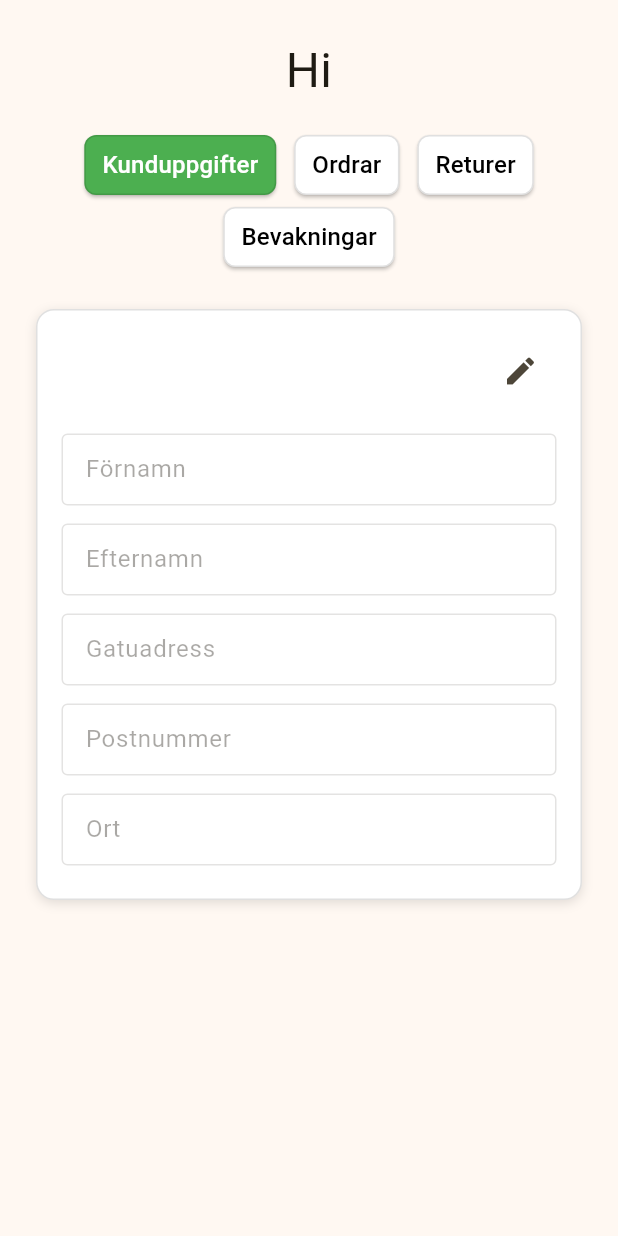
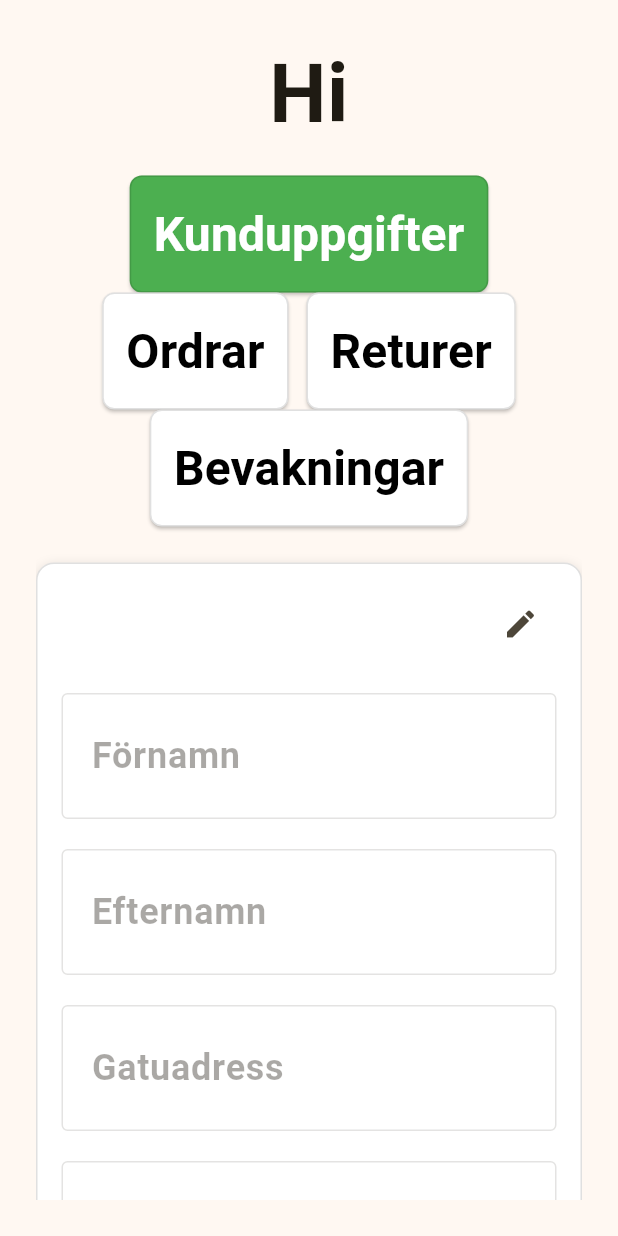
Before and after one commit to johnklint81/iMat, a Flutter app: the AccountView widget shown alone on an empty page, opened directly, on a phone screen of 412 x 824 dp. Run offline on Flutter 3.47's test engine with Material 3 defaults, Android fonts, the phone set to English and light mode, and no system bars; network calls fail.

Commit message:
detailed product view fixes, still overflow errors but works somewhat well. changed fonts on account page etc. still have to change the modal window order list

```diff
--- a/lib/app_theme.dart
+++ b/lib/app_theme.dart
@@ -19,6 +19,9 @@ class AppTheme {
   static const double searchbarHeight = 50.0;
   static const double searchbarFontSize = 24.0;
   static const double shoppingCartButtonFontSize = 24.0;
+  static const double frameWidth = 600.0;
+  static const double detailCardSize = 600.0;
+  static const double accountViewSize = 739.0;
 
   static ColorScheme colorScheme = ColorScheme.fromSeed(seedColor: Color(0xFFFFEECE));
   static const TextStyle accountButtonStyle = TextStyle(
@@ -47,18 +50,31 @@ class AppTheme {
     fontSize: 24,
     fontWeight: FontWeight.w700,
   );
+  static const TextStyle mediumLargeText= TextStyle(
+    fontSize: 28,
+    fontWeight: FontWeight.w500,
+  );
   static const TextStyle mediumText = TextStyle(
     fontSize: 20,
     fontWeight: FontWeight.w500,
     letterSpacing: 0.15,
   );
+  static const TextStyle largeText = TextStyle(
+    fontSize: 28,
+    fontWeight: FontWeight.w500,
+    letterSpacing: 0.15,
+  );
   static const TextStyle largeHeading = TextStyle(
     fontSize: 32,
-    fontWeight: FontWeight.w400,
+    fontWeight: FontWeight.w700,
   );
   static const TextStyle LARGEHeading = TextStyle(
     fontSize: 40,
     fontWeight: FontWeight.w400,
+  );
+  static const TextStyle VLARGEHeading = TextStyle(
+    fontSize: 54,
+    fontWeight: FontWeight.w600,
   );
   static const Widget starStyle = Icon(
     Icons.star_border,
--- a/lib/pages/account_views/customer_info.dart
+++ b/lib/pages/account_views/customer_info.dart
@@ -2,6 +2,8 @@ import 'package:flutter/services.dart';
 import 'package:flutter/material.dart';
 import 'package:provider/provider.dart';
 import 'package:imat_app/model/imat_data_handler.dart';
+
+import '../../app_theme.dart';
 
 class CustomerInfo extends StatefulWidget {
   const CustomerInfo({super.key});
@@ -119,19 +121,22 @@ class _CustomerInfoState extends State<CustomerInfo> {
   }
   Widget _buildField(String label, TextEditingController controller, {List<TextInputFormatter>? inputFormatters}) {
     return Padding(
-      padding: const EdgeInsets.symmetric(vertical: 6),
+      padding: const EdgeInsets.symmetric(vertical: 10),
       child: TextField(
         controller: controller,
         enabled: _editing,
         inputFormatters: inputFormatters,
+        style: AppTheme.largeHeading,
         decoration: InputDecoration(
           labelText: label,
+          labelStyle: AppTheme.mediumLargeHeading,
           border: const OutlineInputBorder(),
-          isDense: true,
+          contentPadding: const EdgeInsets.symmetric(vertical: 18, horizontal: 16),
         ),
         textInputAction: TextInputAction.next,
       ),
     );
   }
 
+
 }
--- a/lib/pages/account_views/order_details_dialog.dart
+++ b/lib/pages/account_views/order_details_dialog.dart
@@ -18,7 +18,7 @@ class OrderDetailsDialog extends StatelessWidget {
       child: Padding(
         padding: const EdgeInsets.all(20),
         child: ConstrainedBox(
-          constraints: const BoxConstraints(maxWidth: 500),
+          constraints: const BoxConstraints(maxWidth: 800),
           child: SingleChildScrollView(
             child: Column(
               crossAxisAlignment: CrossAxisAlignment.start,
--- a/lib/pages/account_views/orders.dart
+++ b/lib/pages/account_views/orders.dart
@@ -24,7 +24,7 @@ class Orders extends StatelessWidget {
     return Column(
       crossAxisAlignment: CrossAxisAlignment.start,
       children: [
-        Text("Dina ordrar", style: AppTheme.mediumHeading),
+        Text("Dina ordrar:", style: AppTheme.LARGEHeading),
         const SizedBox(height: 8),
         const Divider(color: Colors.black),
         const SizedBox(height: 12),
--- a/lib/pages/main_view.dart
+++ b/lib/pages/main_view.dart
@@ -24,10 +24,8 @@ class _MainViewState extends State<MainView> {
   Widget build(BuildContext context) {
     return Scaffold(
       appBar: CustomAppBar(
-        centerWidget: const SizedBox(
-          width: 600,
-          child: Search(),
-        ),
+        centerWidget: const Search(),
+
         rightWidget: AccountButton(
           isActive: showAccount,
           onPressed: () {
--- a/lib/widgets/account_view.dart
+++ b/lib/widgets/account_view.dart
@@ -55,7 +55,7 @@ class _AccountViewState extends State<AccountView> {
               // Top greeting
               Text(
                 "Hi $name",
-                style: AppTheme.largeHeading,
+                style: AppTheme.VLARGEHeading,
                 textAlign: TextAlign.center,
               ),
               const SizedBox(height: AppTheme.paddingMedium),
@@ -73,13 +73,13 @@ class _AccountViewState extends State<AccountView> {
                           .white,
                       foregroundColor: selected ? Colors.white : Colors.black,
                       padding: const EdgeInsets.symmetric(
-                          horizontal: 12, vertical: 8),
+                          horizontal: 16, vertical: 16),
                       shape: RoundedRectangleBorder(
                         borderRadius: BorderRadius.circular(8),
                         side: const BorderSide(color: AppTheme.borderColor),
                       ),
                     ),
-                    child: Text(tabs[index], style: AppTheme.smallText),
+                    child: Text(tabs[index], style: AppTheme.largeHeading),
                   );
                 }),
               ),
@@ -88,7 +88,7 @@ class _AccountViewState extends State<AccountView> {
 
               // Frame with tab content
               Container(
-                width: 600,
+                width: AppTheme.accountViewSize,
                 padding: const EdgeInsets.all(16),
                 decoration: BoxDecoration(
                   color: Colors.white,
```
Also changed, not shown: lib/pages/account_views/order_list_item.dart (+16 -4 lines), lib/pages/checkout_wizard.dart (+8 -5 lines), lib/widgets/custom_app_bar.dart (+46 -15 lines), lib/widgets/product_card.dart (+22 -15 lines), lib/widgets/product_detail_dialog.dart (+55 -11 lines), lib/widgets/main_product_area.dart (line endings or trailing spaces).
